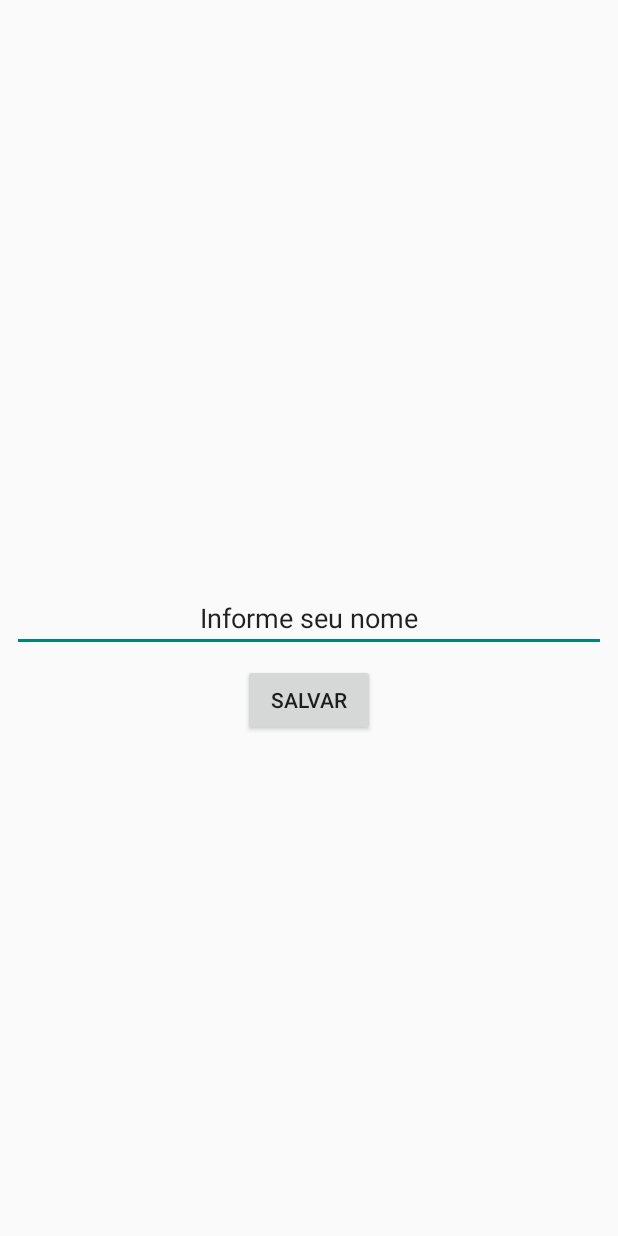
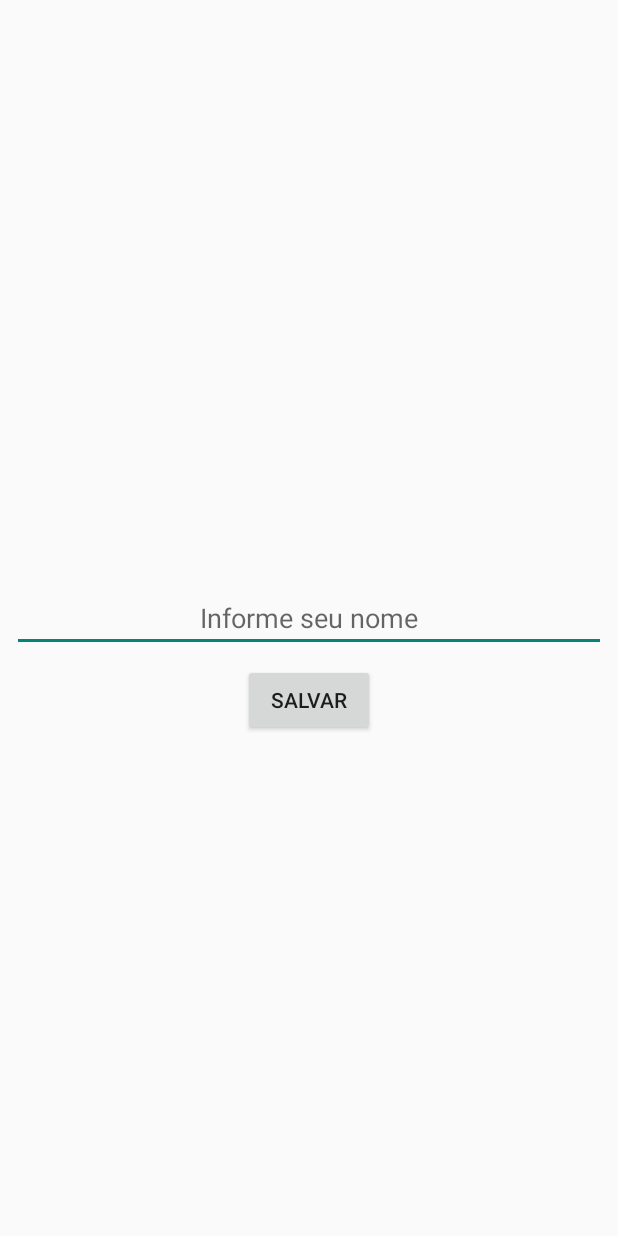
Before and after one commit to CarlosHenriqueMarques/kotlin-motivation, an Android app: the screen it shows after launch (SplashActivity), after a tap on "SALVAR", on a phone screen of 412 x 824 dp. Run offline under Robolectric (Android 15) with nearby library versions, the phone set to English and light mode, and no system bars.

Commit message:
Transação de página e validação nome

```diff
--- a/app/src/main/java/com/example/motivation/SplashActivity.kt
+++ b/app/src/main/java/com/example/motivation/SplashActivity.kt
@@ -1,7 +1,9 @@
 package com.example.motivation
 
+import android.content.Intent
 import androidx.appcompat.app.AppCompatActivity
 import android.os.Bundle
+import android.widget.Toast
 import com.example.motivation.util.MotivationConstant
 import com.example.motivation.util.SecurityPreferences
 import kotlinx.android.synthetic.main.activity_splash.*
@@ -22,6 +24,14 @@ class SplashActivity : AppCompatActivity() {
 
     private fun handleSave() {
         val name : String = editName.text.toString()
-        mSecurity.storeString(MotivationConstant.KEY.PERSON_NAME, name)
+
+        if(name.isNullOrEmpty()){
+            Toast.makeText(this,getString(R.string.informe_name), Toast.LENGTH_LONG).show()
+        }else{
+            mSecurity.storeString(MotivationConstant.KEY.PERSON_NAME, name)
+
+            val intent = Intent(this,MainActivity::class.java)
+            startActivity(intent)
+        }
     }
 }
--- a/app/src/main/res/layout/activity_main.xml
+++ b/app/src/main/res/layout/activity_main.xml
@@ -28,7 +28,7 @@
             android:layout_height="35dp"
             android:layout_gravity="center_vertical"
             android:layout_weight="1"
-            android:src="@drawable/ic_all_unselect" />
+            app:srcCompat="@drawable/ic_all_unselect" />
 
         <ImageView
             android:id="@+id/image_sun"
@@ -36,7 +36,7 @@
             android:layout_height="35dp"
             android:layout_gravity="center_vertical"
             android:layout_weight="1"
-            android:src="@drawable/ic_sun_unselect" />
+            app:srcCompat="@drawable/ic_sun_unselect" />
 
         <ImageView
             android:id="@+id/image_happy"
@@ -44,7 +44,7 @@
             android:layout_height="35dp"
             android:layout_gravity="center_vertical"
             android:layout_weight="1"
-            android:src="@drawable/ic_happy_unselected" />
+            app:srcCompat="@drawable/ic_happy_unselected" />
     </LinearLayout>
 
     <TextView
--- a/app/src/main/res/layout/activity_splash.xml
+++ b/app/src/main/res/layout/activity_splash.xml
@@ -18,7 +18,7 @@
         android:layout_marginRight="8dp"
         android:layout_marginBottom="8dp"
         android:gravity="center"
-        android:text="@string/informe_seu_nome"
+        android:hint="@string/informe_seu_nome"
         app:layout_constraintBottom_toBottomOf="parent"
         app:layout_constraintEnd_toEndOf="parent"
         app:layout_constraintStart_toStartOf="parent"
--- a/app/src/main/res/values/strings.xml
+++ b/app/src/main/res/values/strings.xml
@@ -2,4 +2,5 @@
     <string name="app_name">Motivation</string>
     <string name="salvar">Salvar</string>
     <string name="informe_seu_nome">Informe seu nome</string>
+    <string name="informe_name">Informe o seu nome, por favor !!</string>
 </resources>
```
